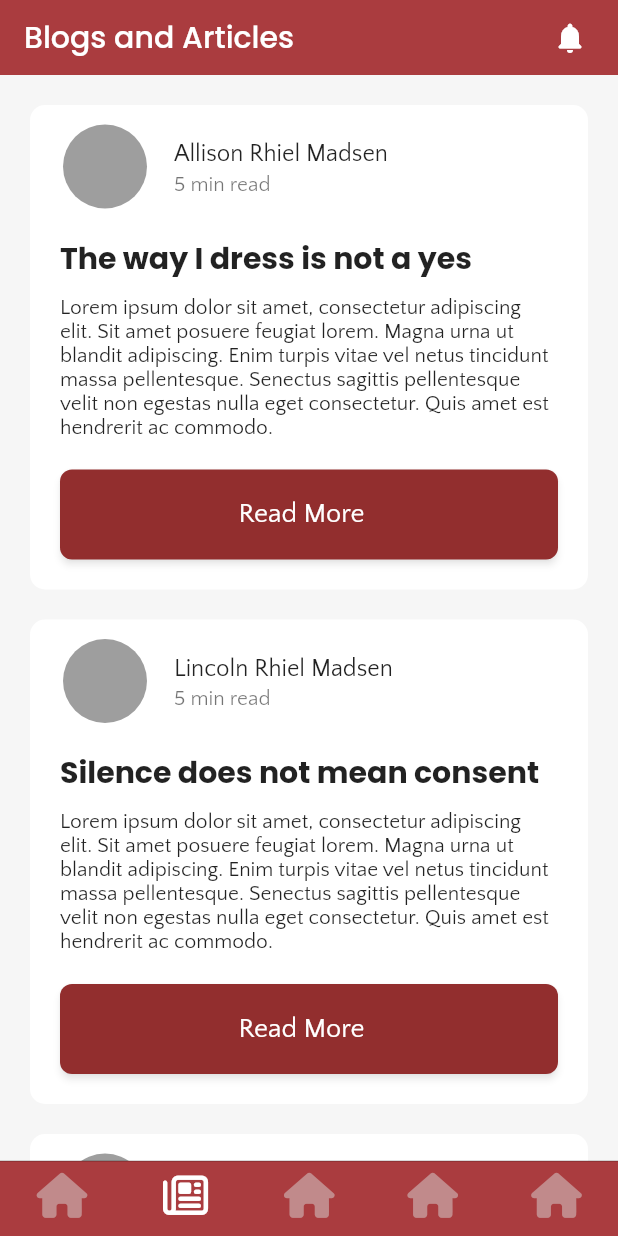
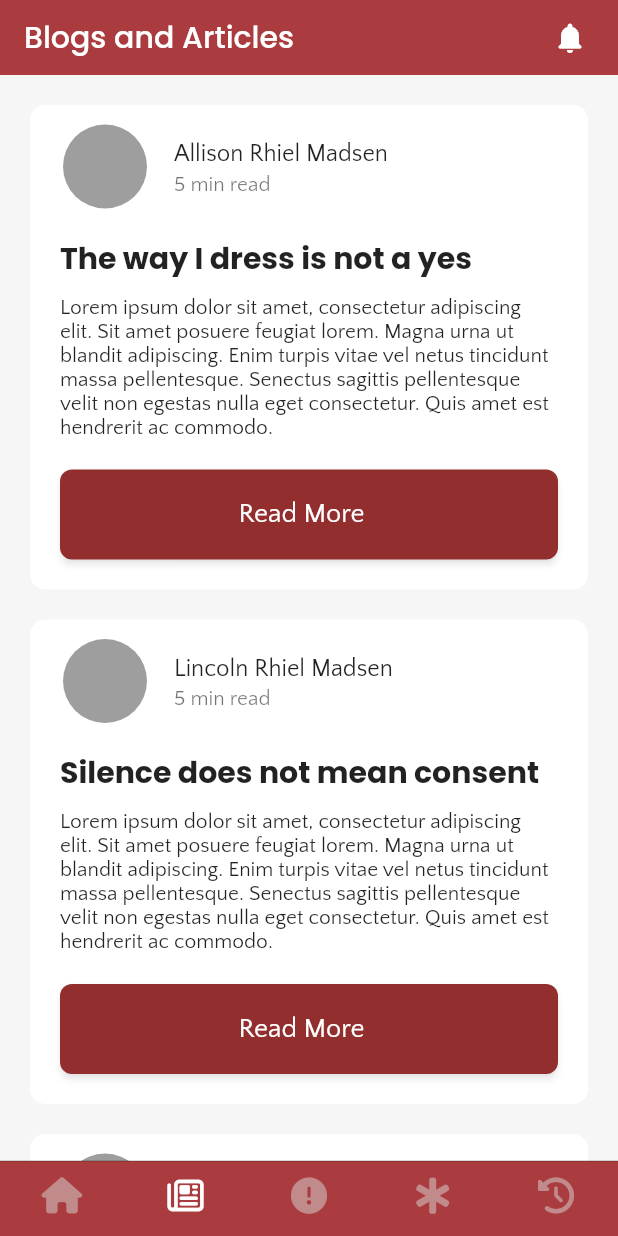
Before and after one commit to Dredayduncan/MySafeCampus, a Flutter app: the CustomBottomNavigation screen opened by its route, item 2 of the bottom bar chosen, on a phone screen of 412 x 824 dp. Run offline on Flutter 3.47's test engine with Material 2 defaults, Android fonts, the phone set to English and light mode, and no system bars; our stand-ins replace dots_indicator, firebase_auth, firebase_core, flutter_spinkit, font_awesome_flutter, shared_preferences; missing offline and left inert: flutter_phone_direct_caller, iconify_flutter; accounts and stored records are empty.

```diff
--- a/lib/views/homeScreen.dart
+++ b/lib/views/homeScreen.dart
@@ -1,7 +1,8 @@
 import 'package:flutter/material.dart';
 import 'package:my_safe_campus/constants.dart';
 import 'package:my_safe_campus/services/auth.dart';
-
+import 'package:iconify_flutter/iconify_flutter.dart';
+import 'package:iconify_flutter/icons/ic.dart';
 import '../widgets/custom_appbar.dart';
 
 class HomeScreen extends StatefulWidget {
@@ -81,9 +82,10 @@ class _HomeScreenState extends State<HomeScreen> {
                   shape: MaterialStateProperty.all(const CircleBorder()),
                   elevation: MaterialStateProperty.all(15),
                 ),
-                child: const Icon(
-                  Icons.report_problem_rounded,
-                  size: 50,
+                child: const Iconify(
+                  Ic.baseline_crisis_alert,
+                  size: 70,
+                  color: kWhiteTextColor,
                 ),
               ),
             ),
--- a/lib/widgets/custom_bottom_navigation.dart
+++ b/lib/widgets/custom_bottom_navigation.dart
@@ -43,23 +43,38 @@ class _CustomBottomNavigationState extends State<CustomBottomNavigation> {
         }),
         items: const [
           BottomNavigationBarItem(
-            icon: FaIcon(FontAwesomeIcons.house),
+            icon: FaIcon(
+              FontAwesomeIcons.house,
+              size: 24,
+            ),
             // label: 'Home',
           ),
           BottomNavigationBarItem(
-            icon: FaIcon(FontAwesomeIcons.newspaper),
+            icon: FaIcon(
+              FontAwesomeIcons.newspaper,
+              size: 24,
+            ),
             // label: 'Charities',
           ),
           BottomNavigationBarItem(
-            icon: FaIcon(FontAwesomeIcons.house),
+            icon: FaIcon(
+              FontAwesomeIcons.circleExclamation,
+              size: 24,
+            ),
             // label: 'Explore',
           ),
           BottomNavigationBarItem(
-            icon: FaIcon(FontAwesomeIcons.house),
+            icon: FaIcon(
+              FontAwesomeIcons.starOfLife,
+              size: 24,
+            ),
             // label: 'Profile',
           ),
           BottomNavigationBarItem(
-            icon: FaIcon(FontAwesomeIcons.house),
+            icon: FaIcon(
+              FontAwesomeIcons.clockRotateLeft,
+              size: 24,
+            ),
             // label: 'Profile',
           ),
         ],
--- a/pubspec.yaml
+++ b/pubspec.yaml
@@ -34,7 +34,6 @@ dependencies:
   audioplayers:
   shared_preferences: ^2.0.13
   url_launcher:
-  font_awesome_flutter: ^10.1.0
 
   flutter:
     sdk: flutter
@@ -45,6 +44,8 @@ dependencies:
   cupertino_icons: ^1.0.2
   flutter_spinkit: ^5.1.0
   dots_indicator: ^2.1.0
+  iconify_flutter: ^0.0.4
+  font_awesome_flutter: ^10.1.0
 
 dev_dependencies:
   flutter_test:
```
Also changed, not shown: pubspec.lock.
